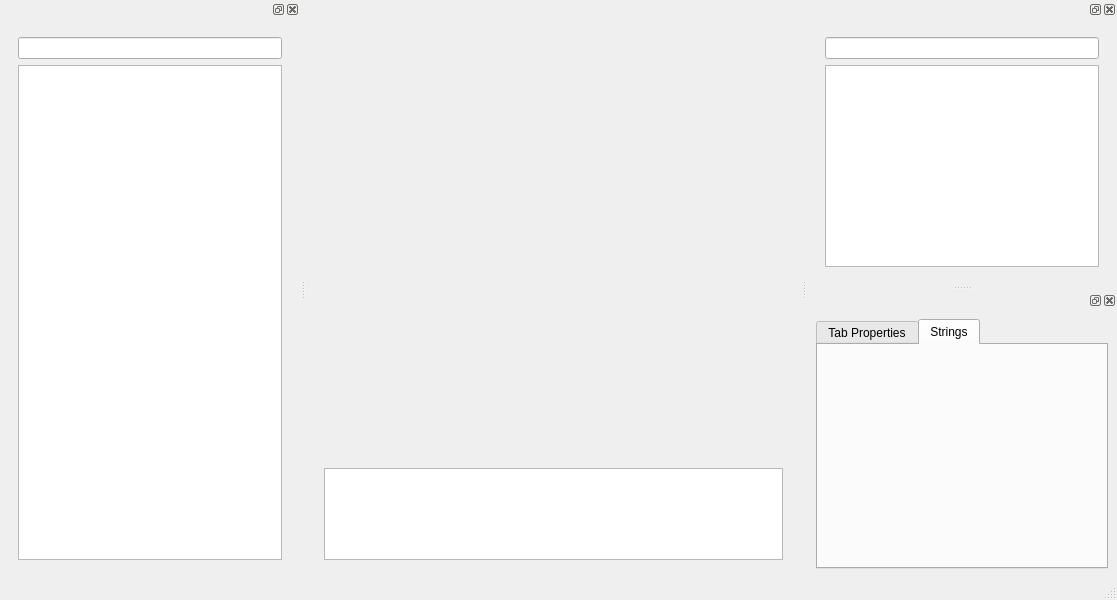
Qt form yaraeditor/ui/yaraeditor.ui (YoshiiShinoZaki/yara-editor) before a commit.
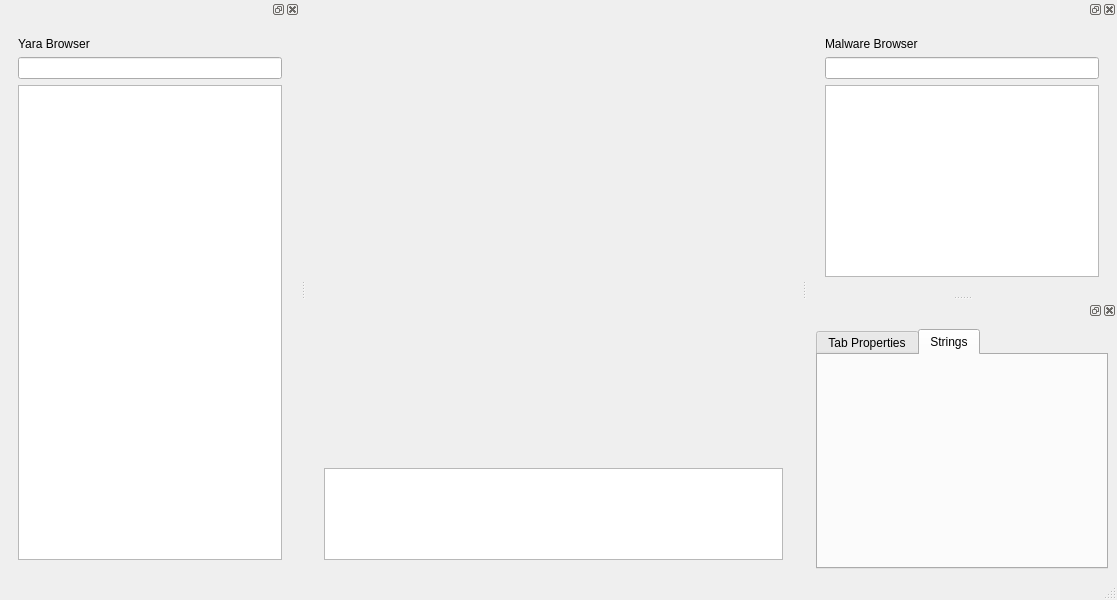
The same form after that commit. The open tabs and pages were chosen to show the change. Icons and pictures are not drawn.

The edit to the form file:
```diff
--- a/yaraeditor/ui/yaraeditor.ui
+++ b/yaraeditor/ui/yaraeditor.ui
@@ -87,6 +87,13 @@
         </size>
        </property>
        <layout class="QVBoxLayout" name="verticalLayout_2">
+        <item>
+         <widget class="QLabel" name="label_3">
+          <property name="text">
+           <string>Yara Browser</string>
+          </property>
+         </widget>
+        </item>
         <item>
          <widget class="QLineEdit" name="pathYara">
           <property name="maximumSize">
@@ -137,6 +144,13 @@
         </size>
        </property>
        <layout class="QVBoxLayout" name="verticalLayout_3">
+        <item>
+         <widget class="QLabel" name="label_2">
+          <property name="text">
+           <string>Malware Browser</string>
+          </property>
+         </widget>
+        </item>
         <item>
          <widget class="QLineEdit" name="pathMalware">
           <property name="maximumSize">
```
Left out of the diff: 2 changed lines with no effect on the pictures.
